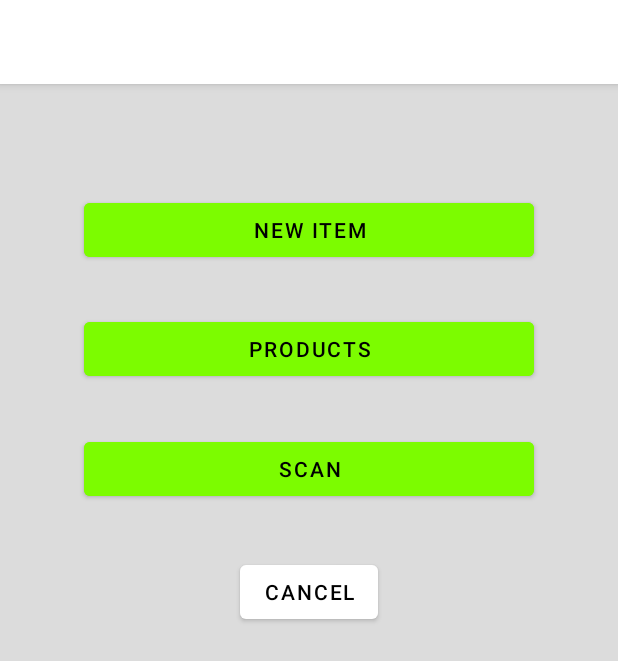
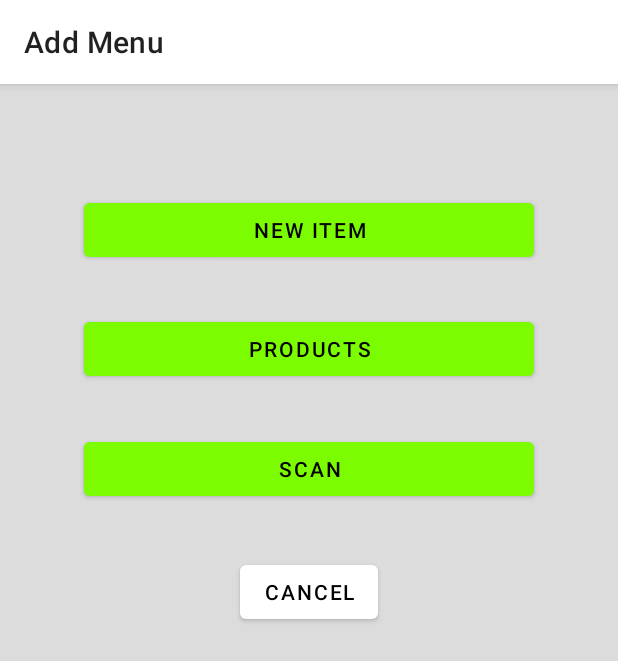
Before and after one commit to Thodorr/SmartShoppingList, an Android app: the screen it shows after launch (AddMenuActivity), after a tap on an icon or button, on a phone screen of 412 x 824 dp. Shown: the top 661 px of the screen. Run offline under Robolectric (Android 15) with nearby library versions, the phone set to English and light mode, and no system bars; our stand-ins replace Room's generated code; network calls fail.

Commit message:
Some fixes

```diff
--- a/SmartShoppingList/app/src/main/java/ui/MainActivity.java
+++ b/SmartShoppingList/app/src/main/java/ui/MainActivity.java
@@ -117,6 +117,7 @@ public class MainActivity extends AppCompatActivity
 		btnProducts.setOnClickListener(view -> {
 			Intent open = new Intent(this, ProductActivity.class);
 			startActivity(open);
+			overridePendingTransition(R.anim.no_animation, R.anim.no_animation);
 		});
 	}
 
--- a/SmartShoppingList/app/src/main/java/ui/ProductActivity.java
+++ b/SmartShoppingList/app/src/main/java/ui/ProductActivity.java
@@ -47,7 +47,6 @@ public class ProductActivity extends AppCompatActivity
 	private FloatingActionButton addProduct;
 	private Button shoppingListButton;
 
-	private ActivityResultLauncher launchScanActivity;
 
 	private int counter = 0;
 
@@ -103,7 +102,9 @@ public class ProductActivity extends AppCompatActivity
 
 
 		shoppingListButton.setOnClickListener(v -> {
-			onBackPressed();
+			Intent intent = new Intent(this, MainActivity.class);
+			startActivity(intent);
+			overridePendingTransition(R.anim.no_animation, R.anim.no_animation);
 		});
 	}
 
--- /dev/null
+++ b/SmartShoppingList/app/src/main/res/anim/no_animation.xml
@@ -0,0 +1,4 @@
+<?xml version="1.0" encoding="utf-8"?>
+<alpha xmlns:android="http://schemas.android.com/apk/res/android"
+    android:interpolator="@android:anim/accelerate_interpolator"
+    android:fromAlpha="1.0" android:toAlpha="1.0" android:duration="1" />
--- a/SmartShoppingList/app/src/main/res/values/themes.xml
+++ b/SmartShoppingList/app/src/main/res/values/themes.xml
@@ -1,6 +1,6 @@
 <resources xmlns:tools="http://schemas.android.com/tools">
     <!-- Base application theme. -->
-    <style name="Theme.SmartShoppingList" parent="Theme.MaterialComponents.DayNight.DarkActionBar">
+    <style name="Theme.SmartShoppingList" parent="Theme.MaterialComponents.DayNight">
         <!-- Primary brand color. -->
         <item name="colorPrimary">@color/white</item>
         <item name="colorPrimaryVariant">@color/light_green</item>
@@ -11,6 +11,7 @@
         <item name="colorOnSecondary">@color/black</item>
         <!-- Status bar color. -->
         <item name="android:statusBarColor" tools:targetApi="l">?attr/colorPrimaryVariant</item>
+        <item name="android:windowLightStatusBar">true</item>
         <!-- Customize your theme here. -->
         <item name="android:textColor">@color/black</item>
         <item name="android:actionMenuTextColor">@color/black</item>
```
